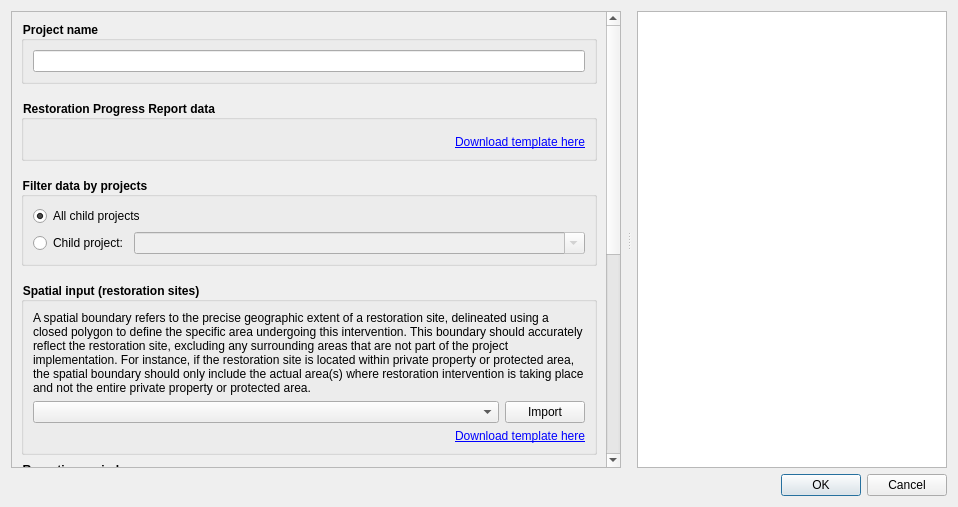
The window that LDMP/gui/DlgEcosystemReportingRestorationProgress.ui (ConservationInternational/trends.earth) describes before a commit, drawn with Qt 5.
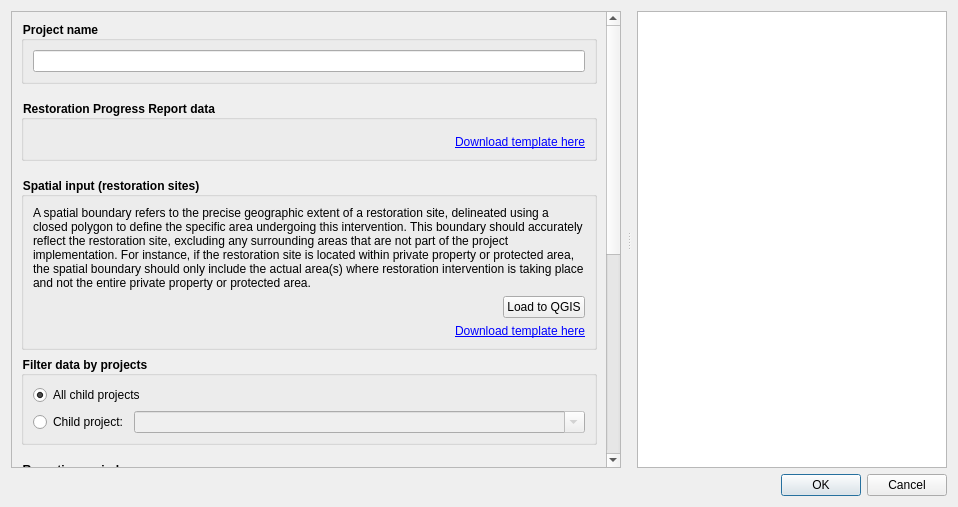
The same window after the commit. Custom widgets are drawn as their Qt base class.

Commit message: Update spatial input to use file

What changed in the file:
```diff
--- a/LDMP/gui/DlgEcosystemReportingRestorationProgress.ui
+++ b/LDMP/gui/DlgEcosystemReportingRestorationProgress.ui
@@ -149,6 +149,77 @@
           </property>
          </spacer>
         </item>
+        <item>
+         <widget class="QGroupBox" name="spatial_layers_box">
+          <property name="styleSheet">
+           <string notr="true">QGroupBox { font-weight: bold; }</string>
+          </property>
+          <property name="toolTip">
+           <string>Polygon layers of the restoration sites of one country, named [ISO COUNTRY]_V[YYYYMMDD], e.g. IDN_V20261231.</string>
+          </property>
+          <property name="title">
+           <string>Spatial input (restoration sites)</string>
+          </property>
+          <layout class="QVBoxLayout" name="spatial_layers_box_layout">
+           <item>
+            <widget class="QLabel" name="spatial_layers_help_label">
+             <property name="text">
+              <string>A spatial boundary refers to the precise geographic extent of a restoration site, delineated using a closed polygon to define the specific area undergoing this intervention. This boundary should accurately reflect the restoration site, excluding any surrounding areas that are not part of the project implementation. For instance, if the restoration site is located within private property or protected area, the spatial boundary should only include the actual area(s) where restoration intervention is taking place and not the entire private property or protected area.</string>
+             </property>
+             <property name="wordWrap">
+              <bool>true</bool>
+             </property>
+            </widget>
+           </item>
+           <item>
+            <layout class="QHBoxLayout" name="spatial_layers_layout">
+             <item>
+              <widget class="QgsFileWidget" name="spatial_layers">
+               <property name="sizePolicy">
+                <sizepolicy hsizetype="Expanding" vsizetype="Fixed">
+                 <horstretch>0</horstretch>
+                 <verstretch>0</verstretch>
+                </sizepolicy>
+               </property>
+               <property name="toolTip">
+                <string>&lt;html&gt;&lt;head/&gt;&lt;body&gt;&lt;p&gt;GeoJSON, KML or Shapefile files of the restoration sites of one country, in WGS 84 (EPSG:4326), with one layer each, named [ISO COUNTRY]_V[YYYYMMDD], e.g. IDN_V20261231.shp. The files are read, not added to the project, use Load to QGIS to add them. The Date of a site is not after the date of its file name. A site has one record in a year, the record of the latest file.&lt;/p&gt;&lt;/body&gt;&lt;/html&gt;</string>
+               </property>
+               <property name="storageMode">
+                <enum>QgsFileWidget::GetMultipleFiles</enum>
+               </property>
+              </widget>
+             </item>
+             <item>
+              <widget class="QPushButton" name="spatial_layers_load_button">
+               <property name="toolTip">
+                <string>Load the selected files into the QGIS project, to view or edit them.</string>
+               </property>
+               <property name="text">
+                <string>Load to QGIS</string>
+               </property>
+              </widget>
+             </item>
+            </layout>
+           </item>
+           <item>
+            <widget class="QLabel" name="spatial_layers_template_label">
+             <property name="toolTip">
+              <string>Save a ZIP with an empty Shapefile of the restoration sites of a country, with its fields, QGIS form and legend, named [ISO COUNTRY]_V[YYYYMMDD] from the ISO3 and the date entered.</string>
+             </property>
+             <property name="text">
+              <string>&lt;a href=&quot;template&quot;&gt;Download template here&lt;/a&gt;</string>
+             </property>
+             <property name="textFormat">
+              <enum>Qt::RichText</enum>
+             </property>
+             <property name="alignment">
+              <set>Qt::AlignRight|Qt::AlignVCenter</set>
+             </property>
+            </widget>
+           </item>
+          </layout>
+         </widget>
+        </item>
         <item>
          <widget class="QGroupBox" name="child_project_box">
           <property name="styleSheet">
@@ -226,74 +297,6 @@
           </property>
          </spacer>
         </item>
-        <item>
-         <widget class="QGroupBox" name="spatial_layers_box">
-          <property name="styleSheet">
-           <string notr="true">QGroupBox { font-weight: bold; }</string>
-          </property>
-          <property name="toolTip">
-           <string>Polygon layers of the restoration sites of one country, named [ISO COUNTRY]_V[YYYYMMDD], e.g. IDN_V20261231.</string>
-          </property>
-          <property name="title">
-           <string>Spatial input (restoration sites)</string>
-          </property>
-          <layout class="QVBoxLayout" name="spatial_layers_box_layout">
-           <item>
-            <widget class="QLabel" name="spatial_layers_help_label">
-             <property name="text">
-              <string>A spatial boundary refers to the precise geographic extent of a restoration site, delineated using a closed polygon to define the specific area undergoing this intervention. This boundary should accurately reflect the restoration site, excluding any surrounding areas that are not part of the project implementation. For instance, if the restoration site is located within private property or protected area, the spatial boundary should only include the actual area(s) where restoration intervention is taking place and not the entire private property or protected area.</string>
-             </property>
-             <property name="wordWrap">
-              <bool>true</bool>
-             </property>
-            </widget>
-           </item>
-           <item>
-            <layout class="QHBoxLayout" name="spatial_layers_layout">
-             <item>
-              <widget class="QgsCheckableComboBox" name="spatial_layers">
-               <property name="sizePolicy">
-                <sizepolicy hsizetype="Expanding" vsizetype="Fixed">
-                 <horstretch>0</horstretch>
-                 <verstretch>0</verstretch>
-                </sizepolicy>
-               </property>
-               <property name="toolTip">
-                <string>&lt;html&gt;&lt;head/&gt;&lt;body&gt;&lt;p&gt;Polygon layers of the restoration sites of one country, named [ISO COUNTRY]_V[YYYYMMDD], e.g. IDN_V20261231, vector files of any format in WGS 84 (EPSG:4326). The Date of a site is not after the date of its layer name. The Date of the sites is the reporting period, the spatially supported area of a year is the area of the sites of that year. A site of a later layer, with the same Site_ID and Date, replaces the site of an earlier layer.&lt;/p&gt;&lt;/body&gt;&lt;/html&gt;</string>
-               </property>
-              </widget>
-             </item>
-             <item>
-              <widget class="QPushButton" name="spatial_layers_import_button">
-               <property name="toolTip">
-                <string>Load vector files of the restoration sites into the project, and select them.</string>
-               </property>
-               <property name="text">
-                <string>Import</string>
-               </property>
-              </widget>
-             </item>
-            </layout>
-           </item>
-           <item>
-            <widget class="QLabel" name="spatial_layers_template_label">
-             <property name="toolTip">
-              <string>Save a ZIP with an empty Shapefile of the restoration sites of a country, with its fields, QGIS form and legend, named [ISO COUNTRY]_V[YYYYMMDD] from the ISO3 and the date entered.</string>
-             </property>
-             <property name="text">
-              <string>&lt;a href=&quot;template&quot;&gt;Download template here&lt;/a&gt;</string>
-             </property>
-             <property name="textFormat">
-              <enum>Qt::RichText</enum>
-             </property>
-             <property name="alignment">
-              <set>Qt::AlignRight|Qt::AlignVCenter</set>
-             </property>
-            </widget>
-           </item>
-          </layout>
-         </widget>
-        </item>
         <item>
          <widget class="QGroupBox" name="reporting_period_box">
           <property name="styleSheet">
@@ -575,11 +578,6 @@
   </layout>
  </widget>
  <customwidgets>
-  <customwidget>
-   <class>QgsCheckableComboBox</class>
-   <extends>QComboBox</extends>
-   <header>qgscheckablecombobox.h</header>
-  </customwidget>
   <customwidget>
    <class>QgsFileWidget</class>
    <extends>QWidget</extends>
```
The commit also changes 4 other files.
